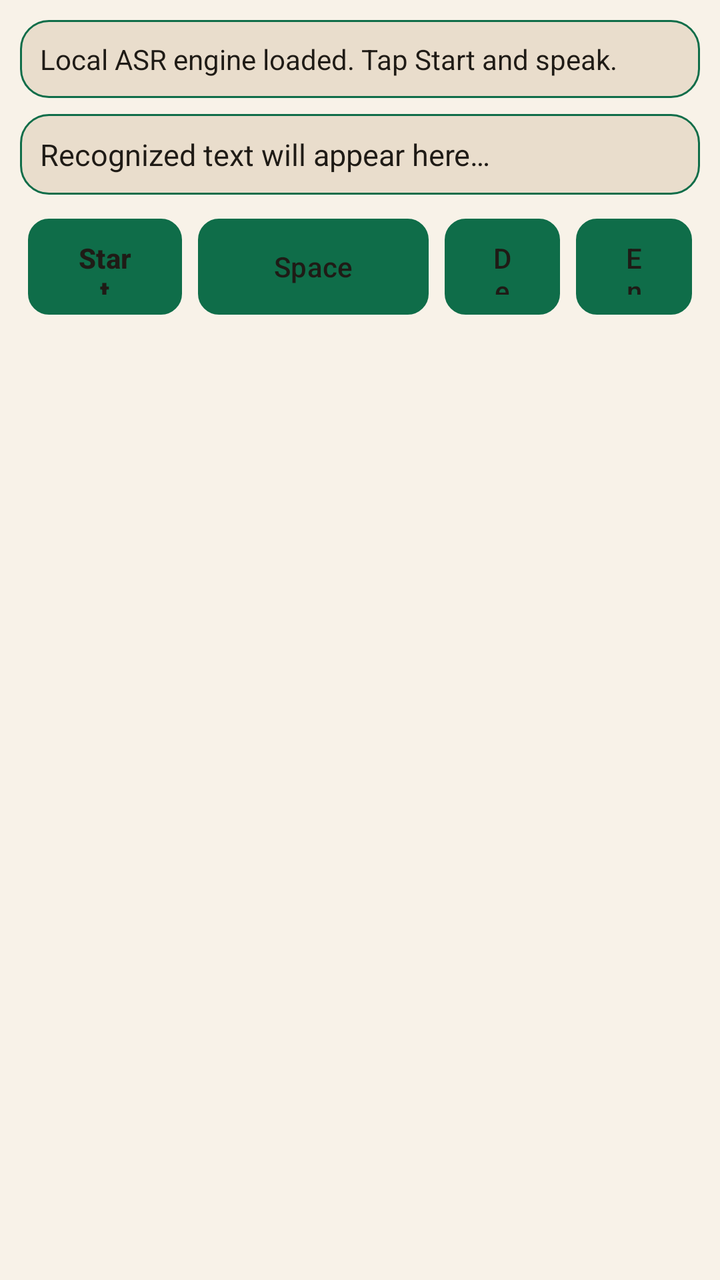
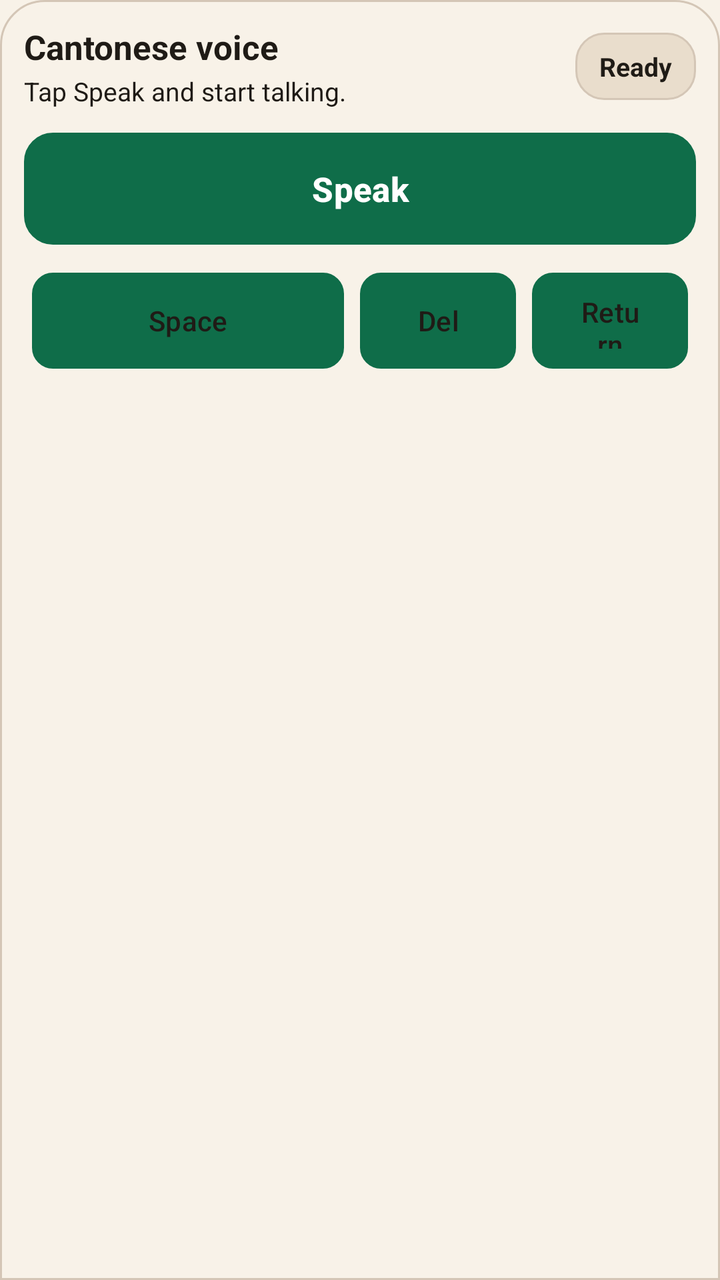

Two renders of the same Android screen: before a commit and after it. Below are the layout's source before the change and the commit's diff.
<!-- AndroidManifest.xml: application theme Theme.CantoneseVoiceInput -->
<!-- res/layout/input_view.xml -->
<?xml version="1.0" encoding="utf-8"?>
<LinearLayout xmlns:android="http://schemas.android.com/apk/res/android"
    android:layout_width="match_parent"
    android:layout_height="wrap_content"
    android:background="@color/surface"
    android:orientation="vertical"
    android:padding="10dp">

    <TextView
        android:id="@+id/statusText"
        android:layout_width="match_parent"
        android:layout_height="wrap_content"
        android:background="@drawable/bg_panel"
        android:padding="10dp"
        android:text="@string/status_idle_local"
        android:textColor="@color/on_surface"
        android:textSize="14sp" />

    <TextView
        android:id="@+id/transcriptPreview"
        android:layout_width="match_parent"
        android:layout_height="wrap_content"
        android:layout_marginTop="8dp"
        android:background="@drawable/bg_panel"
        android:ellipsize="end"
        android:maxLines="2"
        android:padding="10dp"
        android:text="@string/preview_empty"
        android:textColor="@color/on_surface"
        android:textSize="15sp" />

    <LinearLayout
        android:layout_width="match_parent"
        android:layout_height="wrap_content"
        android:layout_marginTop="8dp"
        android:gravity="center"
        android:orientation="horizontal">

        <Button
            android:id="@+id/btnMic"
            android:layout_width="0dp"
            android:layout_height="48dp"
            android:layout_margin="4dp"
            android:layout_weight="2"
            android:background="@drawable/bg_key"
            android:textColor="@color/on_surface"
            android:textStyle="bold"
            android:textAllCaps="false"
            android:text="@string/action_mic" />

        <Button
            android:id="@+id/btnSpace"
            android:layout_width="0dp"
            android:layout_height="48dp"
            android:layout_margin="4dp"
            android:layout_weight="3"
            android:background="@drawable/bg_key"
            android:textColor="@color/on_surface"
            android:textAllCaps="false"
            android:text="@string/action_space" />

        <Button
            android:id="@+id/btnBackspace"
            android:layout_width="0dp"
            android:layout_height="48dp"
            android:layout_margin="4dp"
            android:layout_weight="1.5"
            android:background="@drawable/bg_key"
            android:textColor="@color/on_surface"
            android:textAllCaps="false"
            android:text="@string/action_backspace" />

        <Button
            android:id="@+id/btnEnter"
            android:layout_width="0dp"
            android:layout_height="48dp"
            android:layout_margin="4dp"
            android:layout_weight="1.5"
            android:background="@drawable/bg_key"
            android:textColor="@color/on_surface"
            android:textAllCaps="false"
            android:text="@string/action_enter" />
    </LinearLayout>

</LinearLayout>
<!-- resources referenced by this layout -->
<resources>
  <color name="on_surface">#FF1F1B16</color>
  <color name="surface">#FFF8F2E8</color>
  <!-- drawable bg_key (drawable) -->
  <?xml version="1.0" encoding="utf-8"?>
  <shape xmlns:android="http://schemas.android.com/apk/res/android" android:shape="rectangle">
      <corners android:radius="10dp" />
      <solid android:color="@color/surface_alt" />
      <stroke
          android:width="1dp"
          android:color="@color/primary" />
  </shape>
  <!-- drawable bg_panel (drawable) -->
  <?xml version="1.0" encoding="utf-8"?>
  <shape xmlns:android="http://schemas.android.com/apk/res/android" android:shape="rectangle">
      <corners android:radius="14dp" />
      <solid android:color="@color/surface_alt" />
      <stroke
          android:width="1dp"
          android:color="@color/primary" />
  </shape>
  <string name="action_backspace">Del</string>
  <string name="action_enter">Enter</string>
  <string name="action_mic">Start</string>
  <string name="action_space">Space</string>
  <string name="preview_empty">Recognized text will appear here…</string>
  <string name="status_idle_local">Local ASR engine loaded. Tap Start and speak.</string>
  <style name="Theme.CantoneseVoiceInput" parent="Theme.Material3.DayNight.NoActionBar">
          <item name="colorPrimary">@color/primary</item>
          <item name="colorOnPrimary">@color/on_primary</item>
          <item name="android:colorBackground">@color/surface</item>
      </style>
  <color name="surface_alt">#FFE9DDCC</color>
  <color name="primary">#FF0F6D49</color>
  <color name="on_primary">#FFFFFFFF</color>
</resources>

<!-- the commit's change to res/layout/input_view.xml (unified diff, before → after) -->
@@ -2,84 +2,105 @@
 <LinearLayout xmlns:android="http://schemas.android.com/apk/res/android"
     android:layout_width="match_parent"
     android:layout_height="wrap_content"
-    android:background="@color/surface"
+    android:background="@drawable/bg_keyboard_surface"
+    android:clipToPadding="false"
     android:orientation="vertical"
-    android:padding="10dp">
-
-    <TextView
-        android:id="@+id/statusText"
-        android:layout_width="match_parent"
-        android:layout_height="wrap_content"
-        android:background="@drawable/bg_panel"
-        android:padding="10dp"
-        android:text="@string/status_idle_local"
-        android:textColor="@color/on_surface"
-        android:textSize="14sp" />
-
-    <TextView
-        android:id="@+id/transcriptPreview"
-        android:layout_width="match_parent"
-        android:layout_height="wrap_content"
-        android:layout_marginTop="8dp"
-        android:background="@drawable/bg_panel"
-        android:ellipsize="end"
-        android:maxLines="2"
-        android:padding="10dp"
-        android:text="@string/preview_empty"
-        android:textColor="@color/on_surface"
-        android:textSize="15sp" />
+    android:padding="12dp">
 
     <LinearLayout
         android:layout_width="match_parent"
         android:layout_height="wrap_content"
-        android:layout_marginTop="8dp"
+        android:gravity="center_vertical"
+        android:orientation="horizontal">
+
+        <LinearLayout
+            android:layout_width="0dp"
+            android:layout_height="wrap_content"
+            android:layout_weight="1"
+            android:orientation="vertical">
+
+            <TextView
+                android:layout_width="wrap_content"
+                android:layout_height="wrap_content"
+                android:text="@string/ime_surface_title"
+                android:textColor="@color/on_surface"
+                android:textSize="17sp"
+                android:textStyle="bold" />
+
+            <TextView
+                android:id="@+id/helperText"
+                android:layout_width="wrap_content"
+                android:layout_height="wrap_content"
+                android:layout_marginTop="2dp"
+                android:text="@string/helper_ready"
+                android:textColor="@color/on_surface"
+                android:textSize="13sp" />
+        </LinearLayout>
+
+        <TextView
+            android:id="@+id/statusBadge"
+            android:layout_width="wrap_content"
+            android:layout_height="wrap_content"
+            android:background="@drawable/bg_panel"
+            android:paddingHorizontal="12dp"
+            android:paddingVertical="8dp"
+            android:text="@string/state_ready"
+            android:textColor="@color/on_surface"
+            android:textSize="13sp"
+            android:textStyle="bold" />
+    </LinearLayout>
+
+    <Button
+        android:id="@+id/btnMic"
+        android:layout_width="match_parent"
+        android:layout_height="56dp"
+        android:layout_marginTop="12dp"
+        android:background="@drawable/bg_mic_idle"
+        android:text="@string/action_mic"
+        android:textAllCaps="false"
+        android:textColor="@color/on_primary"
+        android:textSize="17sp"
+        android:textStyle="bold" />
+
+    <LinearLayout
+        android:layout_width="match_parent"
+        android:layout_height="wrap_content"
+        android:layout_marginTop="10dp"
         android:gravity="center"
         android:orientation="horizontal">
-
-        <Button
-            android:id="@+id/btnMic"
-            android:layout_width="0dp"
-            android:layout_height="48dp"
-            android:layout_margin="4dp"
-            android:layout_weight="2"
-            android:background="@drawable/bg_key"
-            android:textColor="@color/on_surface"
-            android:textStyle="bold"
-            android:textAllCaps="false"
-            android:text="@string/action_mic" />
 
         <Button
             android:id="@+id/btnSpace"
             android:layout_width="0dp"
             android:layout_height="48dp"
             android:layout_margin="4dp"
-            android:layout_weight="3"
+            android:layout_weight="2"
             android:background="@drawable/bg_key"
-            android:textColor="@color/on_surface"
             android:textAllCaps="false"
-            android:text="@string/action_space" />
+            android:text="@string/action_space"
+            android:textColor="@color/on_surface" />
 
         <Button
             android:id="@+id/btnBackspace"
             android:layout_width="0dp"
             android:layout_height="48dp"
             android:layout_margin="4dp"
-            android:layout_weight="1.5"
+            android:layout_weight="1"
             android:background="@drawable/bg_key"
-            android:textColor="@color/on_surface"
             android:textAllCaps="false"
-            android:text="@string/action_backspace" />
+            android:text="@string/action_backspace"
+            android:textColor="@color/on_surface" />
 
         <Button
             android:id="@+id/btnEnter"
             android:layout_width="0dp"
             android:layout_height="48dp"
             android:layout_margin="4dp"
-            android:layout_weight="1.5"
+            android:layout_weight="1"
             android:background="@drawable/bg_key"
-            android:textColor="@color/on_surface"
             android:textAllCaps="false"
-            android:text="@string/action_enter" />
+            android:text="@string/action_enter"
+            android:textColor="@color/on_surface" />
     </LinearLayout>
 
 </LinearLayout>
<!-- resource entries referenced after the edit -->
@@ -9,6 +9,26 @@
       <solid android:color="@color/surface_alt" />
       <stroke
           android:width="1dp"
+          android:color="@color/outline" />
+  </shape>
+  <!-- drawable bg_keyboard_surface (drawable) -->
+  <?xml version="1.0" encoding="utf-8"?>
+  <shape xmlns:android="http://schemas.android.com/apk/res/android" android:shape="rectangle">
+      <corners
+          android:topLeftRadius="22dp"
+          android:topRightRadius="22dp" />
+      <solid android:color="@color/surface" />
+      <stroke
+          android:width="1dp"
+          android:color="@color/outline" />
+  </shape>
+  <!-- drawable bg_mic_idle (drawable) -->
+  <?xml version="1.0" encoding="utf-8"?>
+  <shape xmlns:android="http://schemas.android.com/apk/res/android" android:shape="rectangle">
+      <corners android:radius="14dp" />
+      <solid android:color="@color/primary" />
+      <stroke
+          android:width="1dp"
           android:color="@color/primary" />
   </shape>
   <!-- drawable bg_panel (drawable) -->
@@ -18,20 +38,22 @@
       <solid android:color="@color/surface_alt" />
       <stroke
           android:width="1dp"
-          android:color="@color/primary" />
+          android:color="@color/outline" />
   </shape>
   <string name="action_backspace">Del</string>
-  <string name="action_enter">Enter</string>
-  <string name="action_mic">Start</string>
+  <string name="action_enter">Return</string>
+  <string name="action_mic">Speak</string>
   <string name="action_space">Space</string>
-  <string name="preview_empty">Recognized text will appear here…</string>
-  <string name="status_idle_local">Local ASR engine loaded. Tap Start and speak.</string>
+  <string name="helper_ready">Tap Speak and start talking.</string>
+  <string name="ime_surface_title">Cantonese voice</string>
+  <string name="state_ready">Ready</string>
   <style name="Theme.CantoneseVoiceInput" parent="Theme.Material3.DayNight.NoActionBar">
           <item name="colorPrimary">@color/primary</item>
           <item name="colorOnPrimary">@color/on_primary</item>
           <item name="android:colorBackground">@color/surface</item>
       </style>
   <color name="surface_alt">#FFE9DDCC</color>
+  <color name="outline">#FFD4C6B6</color>
   <color name="primary">#FF0F6D49</color>
   <color name="on_primary">#FFFFFFFF</color>
 </resources>
